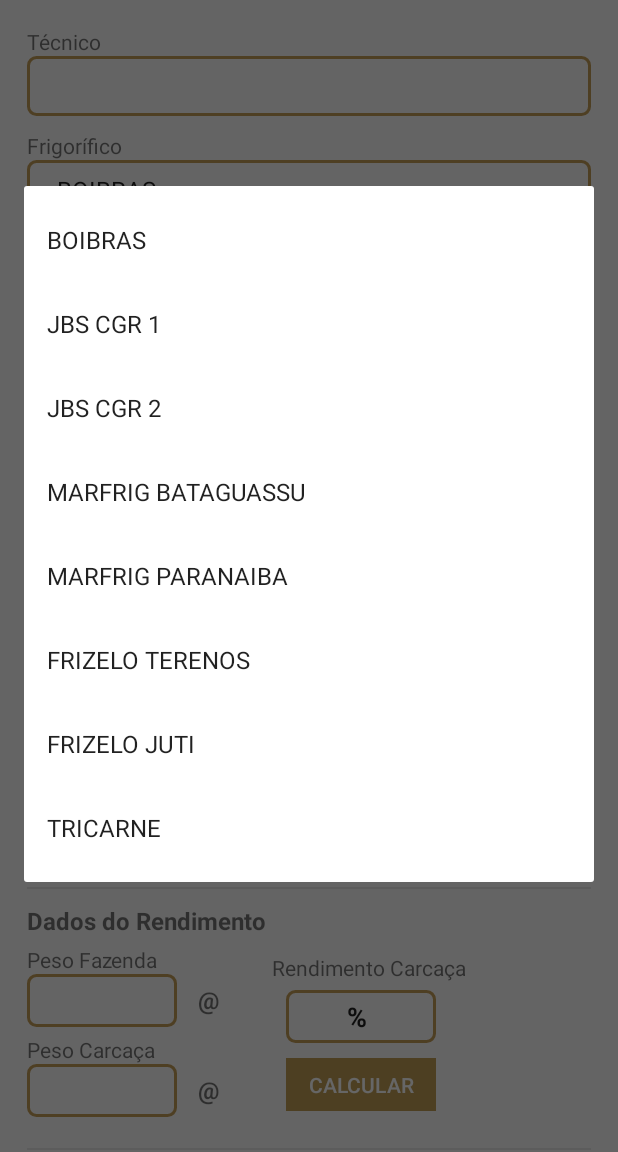
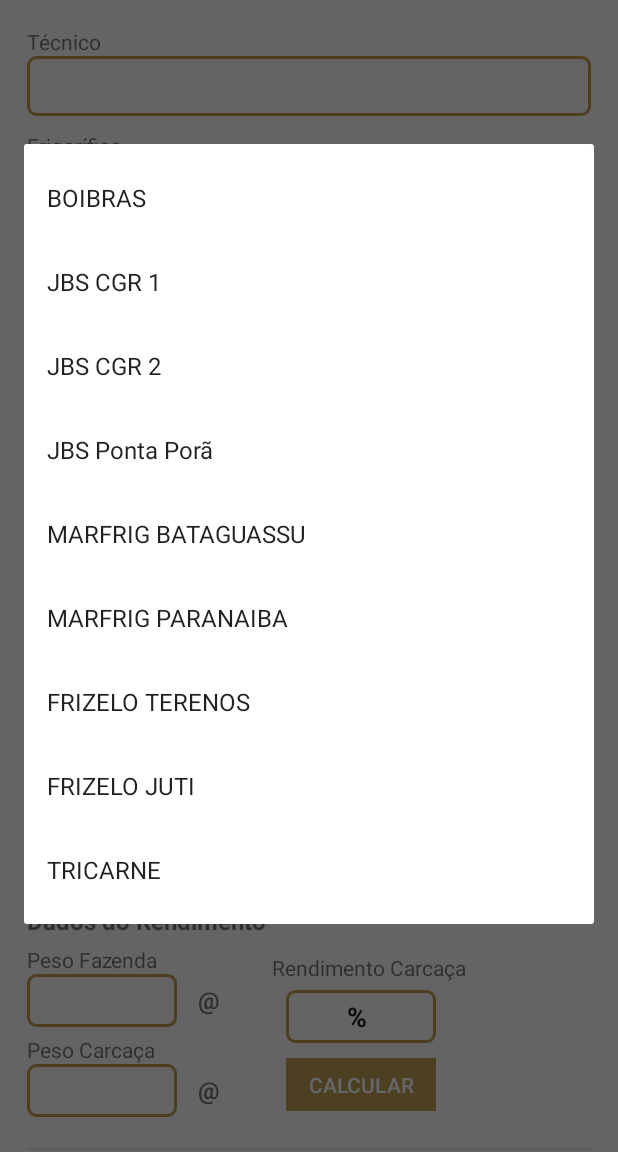
Before and after one commit to cesarbassani/pecbr, an Android app: the AbateFormActivity screen opened directly, with no data from a screen before it, after a tap on "BOIBRAS", on a phone screen of 412 x 824 dp, the part 84-1236 px from its top. Run offline under Robolectric (Android 15) with nearby library versions, the phone set to English and light mode, and no system bars; our stand-ins replace Firebase (no records; nobody signed in at launch, a user with empty details on screens opened directly); libraries missing offline, so code that uses them is left out: com.itextpdf.text; pictures from the network do not load.

Commit message:
Inclusao frigorifico de Ponta Pora na listagem e bloqueio da tecla home na tela de visualizacao do pdf

```diff
--- a/app/src/main/java/com/cesarbassani/pecbr/views/ViewPDFActivity.java
+++ b/app/src/main/java/com/cesarbassani/pecbr/views/ViewPDFActivity.java
@@ -106,6 +106,10 @@ public class ViewPDFActivity extends AppCompatActivity {
                 finish();
             }
         });
+    }
+
+    @Override
+    public void onBackPressed() {
     }
 
     public static void verifyStoragePermissions(Activity activity) {
--- a/app/src/main/res/values-v21/array.xml
+++ b/app/src/main/res/values-v21/array.xml
@@ -66,8 +66,9 @@
 
     <string-array name="frigorifico">
         <item>BOIBRAS</item>
-        <item>JBS CGR 1</item>
+        <item>JBS CGR 1</item>frigorifico
         <item>JBS CGR 2</item>
+        <item>JBS Ponta Porã</item>
         <item>MARFRIG BATAGUASSU</item>
         <item>MARFRIG PARANAIBA</item>
         <item>FRIZELO TERENOS</item>
```
